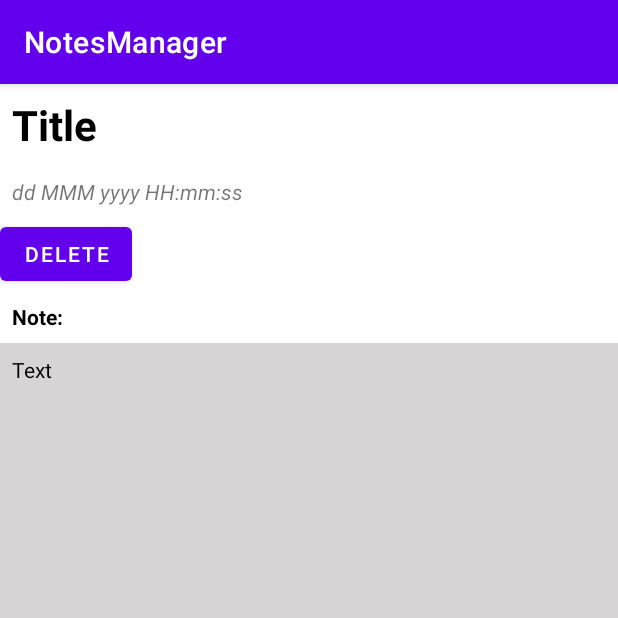
After one commit to VladimPetrov/NotesManager, an Android app: the NoteActivity screen opened directly, with no data from a screen before it, on a phone screen of 412 x 824 dp, the top half of it. The commit adds this screen. Run offline under Robolectric (Android 15) with nearby library versions, the phone set to English and light mode, and no system bars; 3 statements that could not run were skipped.

Commit message:
add NoteActivity

```diff
--- a/app/src/main/AndroidManifest.xml
+++ b/app/src/main/AndroidManifest.xml
@@ -8,6 +8,7 @@
         android:label="@string/app_name"
         android:roundIcon="@mipmap/ic_launcher_round"
         android:supportsRtl="true"
+        android:name=".App"
         android:theme="@style/Theme.NotesManager">
         <activity
             android:name=".ui.MainActivity"
@@ -18,6 +19,7 @@
                 <category android:name="android.intent.category.LAUNCHER" />
             </intent-filter>
         </activity>
+        <activity android:name=".ui.NoteActivity"/>
     </application>
 
 </manifest>
--- a/app/src/main/java/ru/gb/notesmanager/data/CacheNoteRepositoryImpl.java
+++ b/app/src/main/java/ru/gb/notesmanager/data/CacheNoteRepositoryImpl.java
@@ -56,7 +56,7 @@ public class CacheNoteRepositoryImpl implements NoteRepository {
     }
 
     @Override
-    public void deleteEmployee(NotesEntity noteEntity) {
+    public void deleteNote(NotesEntity noteEntity) {
         try {
             cache.remove(findPosition(noteEntity));
         } catch (IllegalArgumentException iae) {
--- a/app/src/main/java/ru/gb/notesmanager/domain/NoteRepository.java
+++ b/app/src/main/java/ru/gb/notesmanager/domain/NoteRepository.java
@@ -5,5 +5,5 @@ import java.util.List;
 public interface NoteRepository {
     List<NotesEntity> getNotes();
 
-    void deleteEmployee(NotesEntity noteEntity);
+    void deleteNote(NotesEntity noteEntity);
 }
--- a/app/src/main/java/ru/gb/notesmanager/domain/NotesEntity.java
+++ b/app/src/main/java/ru/gb/notesmanager/domain/NotesEntity.java
@@ -21,7 +21,7 @@ public class NotesEntity implements Parcelable {
     }
 
     protected NotesEntity(Parcel in) {
-        id = in.readString()
+        id = in.readString();
         title = in.readString();
         textNote = in.readString();
         date = in.readString();
--- /dev/null
+++ b/app/src/main/java/ru/gb/notesmanager/ui/NoteActivity.java
@@ -0,0 +1,45 @@
+package ru.gb.notesmanager.ui;
+
+import android.os.Bundle;
+import android.util.Log;
+import android.widget.Button;
+import android.widget.TextView;
+
+import androidx.appcompat.app.AppCompatActivity;
+
+import ru.gb.notesmanager.App;
+import ru.gb.notesmanager.R;
+import ru.gb.notesmanager.domain.NotesEntity;
+
+public class NoteActivity extends AppCompatActivity {
+    public static final String NOTE_EXTRA_KEY = "NOTE_EXTRA_KEY";
+    private TextView titleTextView;
+    private TextView dateTextView;
+    private TextView noteTextView;
+    private Button deleteButton;
+
+    @Override
+    protected void onCreate(Bundle savedInstanceState) {
+        super.onCreate(savedInstanceState);
+        setContentView(R.layout.note_activity);
+        initView();
+    }
+
+    private void initView() {
+        titleTextView = findViewById(R.id.title_note_text_view);
+        dateTextView = findViewById(R.id.date_note_text_view);
+        noteTextView = findViewById(R.id.body_note_text_view);
+        deleteButton = findViewById(R.id.delete_button);
+        NotesEntity notesEntity = getIntent().getParcelableExtra(NOTE_EXTRA_KEY);
+        titleTextView.setText(notesEntity.getTitle());
+        dateTextView.setText(notesEntity.getDate());
+        noteTextView.setText(notesEntity.getTextNote());
+
+        deleteButton.setOnClickListener(v -> {
+            App.get(this).getNoteRepository().deleteNote(notesEntity);
+            setResult(RESULT_OK);
+            finish();
+        });
+
+    }
+}
--- a/app/src/main/java/ru/gb/notesmanager/ui/NoteAdapter.java
+++ b/app/src/main/java/ru/gb/notesmanager/ui/NoteAdapter.java
@@ -45,7 +45,7 @@ public class NoteAdapter extends RecyclerView.Adapter<NoteViewHolder> {
     }
 
     public void setNoteList(List<NotesEntity> noteList) {
-        noteList = noteList;
+        this.noteList = noteList;
         notifyDataSetChanged();
     }
 
--- /dev/null
+++ b/app/src/main/res/layout/note_activity.xml
@@ -0,0 +1,49 @@
+<?xml version="1.0" encoding="utf-8"?>
+<LinearLayout xmlns:android="http://schemas.android.com/apk/res/android"
+    android:layout_width="match_parent"
+    android:layout_height="match_parent"
+    android:orientation="vertical">
+    <TextView
+        android:id="@+id/title_note_text_view"
+        android:layout_width="match_parent"
+        android:layout_height="wrap_content"
+        android:padding="8dp"
+        android:text="Title"
+        android:textSize="28sp"
+        android:textColor="@color/black"
+        android:textStyle="bold"/>
+    <TextView
+        android:id="@+id/date_note_text_view"
+        android:layout_width="match_parent"
+        android:layout_height="wrap_content"
+        android:padding="8dp"
+        android:text="dd MMM yyyy HH:mm:ss"
+        android:textStyle="italic"
+        android:textSize="14sp"/>
+    <Button
+        android:id="@+id/delete_button"
+        android:layout_width="wrap_content"
+        android:layout_height="wrap_content"
+        android:padding="8dp"
+        android:text="Delete"
+        android:textSize="14sp"/>
+    <TextView
+        android:layout_width="match_parent"
+        android:layout_height="wrap_content"
+        android:padding="8dp"
+        android:text="@string/note_name_text"
+        android:textStyle="bold"
+        android:textColor="@color/black"
+        android:textSize="14sp"/>
+    <TextView
+        android:id="@+id/body_note_text_view"
+        android:layout_width="match_parent"
+        android:layout_height="match_parent"
+        android:padding="8dp"
+        android:text="Text"
+        android:textColor="@color/black"
+        android:background="@color/note_background"
+        android:textSize="14sp"/>
+
+
+</LinearLayout>
--- a/app/src/main/res/values/colors.xml
+++ b/app/src/main/res/values/colors.xml
@@ -7,4 +7,5 @@
     <color name="teal_700">#FF018786</color>
     <color name="black">#FF000000</color>
     <color name="white">#FFFFFFFF</color>
+    <color name="note_background">#D6D4D4</color>
 </resources>
--- a/app/src/main/res/values/strings.xml
+++ b/app/src/main/res/values/strings.xml
@@ -1,4 +1,5 @@
 <resources>
     <string name="app_name">NotesManager</string>
     <string name="delete_button_text">Delete</string>
+    <string name="note_name_text">Note:</string>
 </resources>
```
Also changed, not shown: app/src/main/java/ru/gb/notesmanager/App.java (added, +24 -0 lines), app/src/main/java/ru/gb/notesmanager/ui/MainActivity.java (+28 -8 lines).
